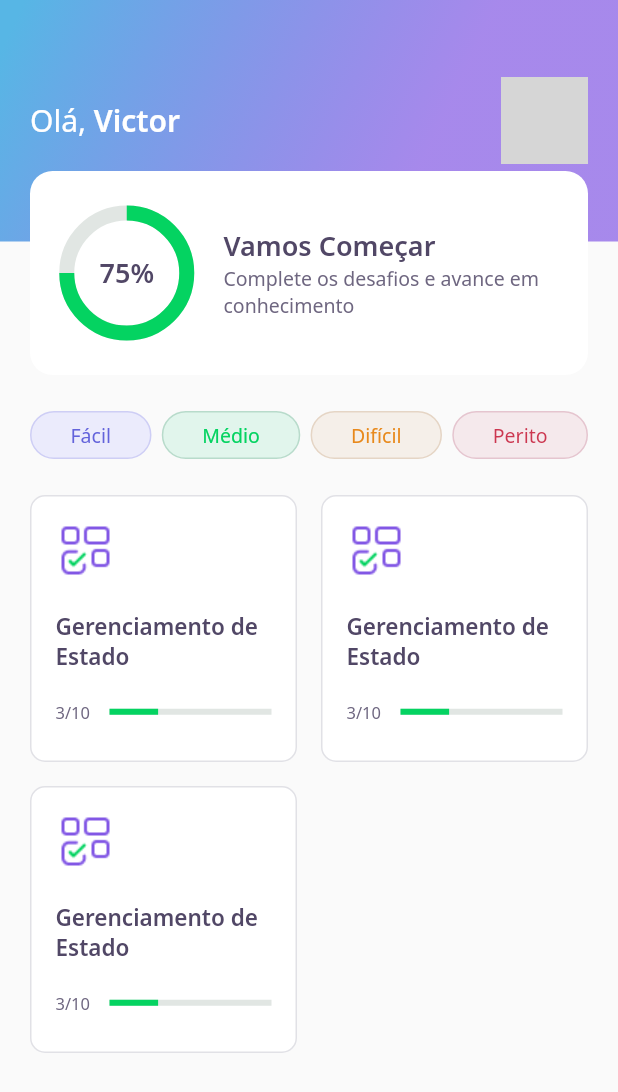
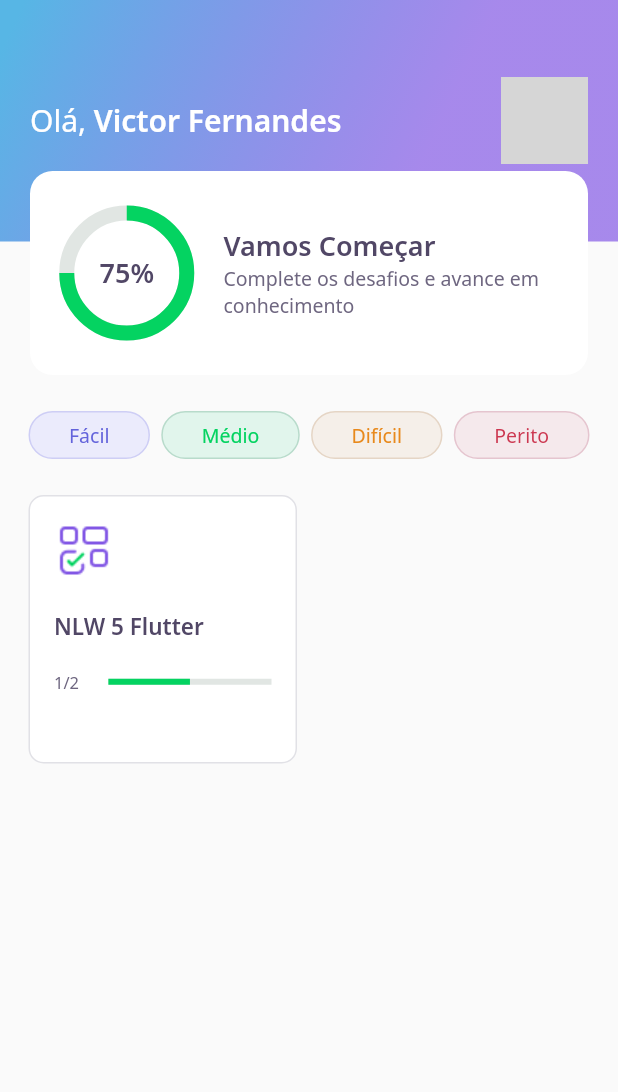
Before and after one commit to vfsouza14/dev_quiz, a Flutter app: the HomePage screen opened directly, on a phone screen of 412 x 824 dp. Shown: the top 1092 px of the screen. Run offline on Flutter 3.47's test engine with Material 2 defaults, Android fonts, the phone set to English and light mode, and no system bars; our stand-ins replace google_fonts; accounts and stored records are empty; network calls fail; grey boxes are pictures that could not be loaded.

Commit message:
Json User,Json quizz, controller

```diff
--- /dev/null
+++ b/assets/database/quizzes.json
@@ -0,0 +1,28 @@
+[
+    {
+        "title": "NLW 5 Flutter",
+        "imagem": "blocks",
+        "questionAnswered": 1,
+        "level": "facil",
+        "questions": [
+            {
+                "title": "Está curtindo o Flutter?",
+                "awnsers": [
+                            {"title": "Estou curtindo"},
+                            {"title": "Amando Flutter"},
+                            {"title": "Muito top"},
+                            {"title": "Show de Bola", "isRight": true}
+                ]
+            },
+            {
+                "title": "Está curtindo o Flutter?",
+                "awnsers": [
+                            {"title": "Estou curtindo"},
+                            {"title": "Amando Flutter"},
+                            {"title": "Muito top"},
+                            {"title": "Show de Bola", "isRight": true}
+                ]
+            }
+        ]
+    }
+]
--- /dev/null
+++ b/assets/database/user.json
@@ -0,0 +1,5 @@
+{
+    "name": "Victor Fernandes",
+    "score": 100,
+    "photoUrl": "https://media-exp1.licdn.com/dms/image/C4E03AQEBq5lrDiVa5w/profile-displayphoto-shrink_200_200/0/1609615785971?e=1624492800&v=beta&t=7aNGUgt8PLvj89_-T89UVxr6ISLtDkDQ-z-plCKbLyk"
+}
--- a/lib/core/app_widget.dart
+++ b/lib/core/app_widget.dart
@@ -1,15 +1,16 @@
 //import 'package:dev_quiz/home/home_page.dart';
 //import 'package:dev_quiz/home/home_page.dart';
 //import 'package:dev_quiz/splash/splash_page.dart';
+import 'package:dev_quiz/home/home_page.dart';
 import 'package:flutter/material.dart';
-import '../challlenge/challenge_page.dart';
+//import '../challlenge/challenge_page.dart';
 
 class AppWidget extends StatelessWidget {
   @override
   Widget build(BuildContext context) {
     return MaterialApp(
       title: "DevQuiz",
-      home: ChallengePage(),
+      home: HomePage(),
     );
   }
 }
--- /dev/null
+++ b/lib/home/home_controller.dart
@@ -0,0 +1,31 @@
+import 'package:dev_quiz/core/app_images.dart';
+import 'package:dev_quiz/home/home_state.dart';
+import 'package:dev_quiz/home/widgets/home_repository.dart';
+import 'package:dev_quiz/shared/models/awnser_model.dart';
+import 'package:dev_quiz/shared/models/question_model.dart';
+import 'package:dev_quiz/shared/models/quiz_model.dart';
+import 'package:dev_quiz/shared/models/user_model.dart';
+import 'package:flutter/foundation.dart';
+
+class HomeController {
+  final stateNotifier = ValueNotifier<HomeState>(HomeState.empty);
+  set state(HomeState state) => stateNotifier.value = state;
+  HomeState get state => stateNotifier.value;
+
+  UserModel? user;
+  List<QuizModel>? quizzes;
+
+  final repository = HomeRepository();
+
+  void getUser() async {
+    state = HomeState.loading;
+    user = await repository.getUser();
+    state = HomeState.sucess;
+  }
+
+  void getQuizzes() async {
+    state = HomeState.loading;
+    quizzes = await repository.getQuizzes();
+    state = HomeState.sucess;
+  }
+}
--- a/lib/home/home_page.dart
+++ b/lib/home/home_page.dart
@@ -1,8 +1,12 @@
+import 'package:dev_quiz/challlenge/widgets/quiz/quiz_widget.dart';
+import 'package:dev_quiz/core/app_colors.dart';
 import 'package:dev_quiz/home/widgets/level_button/level_button_widget.dart';
 import 'package:dev_quiz/home/widgets/quiz_card/quiz_card_widget.dart';
 import 'package:flutter/material.dart';
 import '../home/widgets/appbard/app_bar_widget.dart';
 import '../home/widgets/level_button/level_button_widget.dart';
+import 'home_controller.dart';
+import 'home_state.dart';
 
 class HomePage extends StatefulWidget {
   @override
@@ -10,12 +14,29 @@ class HomePage extends StatefulWidget {
 }
 
 class _HomePageState extends State<HomePage> {
+  final controller = HomeController();
+
+  @override
+  void initState() {
+    super.initState();
+    setState(() {
+      controller.getUser();
+      controller.getQuizzes();
+      controller.stateNotifier.addListener(() {
+        setState(() {});
+      });
+    });
+  }
+
   @override
   Widget build(BuildContext context) {
-    return Scaffold(
-        appBar: AppBarWidget(),
+    if (controller.state == HomeState.sucess) {
+      return Scaffold(
+        appBar: AppBarWidget(
+          user: controller.user!,
+        ), // "!" esta garantindo que não será null
         body: Padding(
-          padding: const EdgeInsets.symmetric(horizontal: 20),
+          padding: const EdgeInsets.symmetric(horizontal: 19),
           child: Column(
             children: [
               SizedBox(
@@ -46,15 +67,27 @@ class _HomePageState extends State<HomePage> {
                   crossAxisSpacing: 16,
                   mainAxisSpacing: 16,
                   crossAxisCount: 2,
-                  children: [
-                    QuizCardWidget(),
-                    QuizCardWidget(),
-                    QuizCardWidget(),
-                  ],
+                  children: controller.quizzes!.map((e) {
+                    return QuizCardWidget(
+                      title: e.title,
+                      completed: "${e.questionAnswered}/${e.questions.length}",
+                      percent: e.questionAnswered / e.questions.length,
+                    );
+                  }).toList(),
                 ),
               )
             ],
           ),
-        ));
+        ),
+      );
+    } else {
+      return Scaffold(
+        body: Center(
+          child: CircularProgressIndicator(
+            valueColor: AlwaysStoppedAnimation<Color>(AppColors.darkGreen),
+          ),
+        ),
+      );
+    }
   }
 }
--- /dev/null
+++ b/lib/home/home_state.dart
@@ -0,0 +1 @@
+enum HomeState { sucess, loading, error, empty }
--- a/lib/home/widgets/appbard/app_bar_widget.dart
+++ b/lib/home/widgets/appbard/app_bar_widget.dart
@@ -1,10 +1,13 @@
 import 'package:dev_quiz/core/app_gradients.dart';
 import 'package:dev_quiz/core/app_text_styles.dart';
 import 'package:dev_quiz/home/widgets/score_card/score_card_widget.dart';
+import 'package:dev_quiz/shared/models/user_model.dart';
 import 'package:flutter/material.dart';
 
 class AppBarWidget extends PreferredSize {
-  AppBarWidget()
+  final UserModel user;
+
+  AppBarWidget({required this.user})
       : super(
           preferredSize: Size.fromHeight(250),
           child: Container(
@@ -26,7 +29,7 @@ class AppBarWidget extends PreferredSize {
                           style: AppTextStyles.title,
                           children: [
                             TextSpan(
-                              text: "Victor",
+                              text: user.name,
                               style: AppTextStyles.titleBold,
                             )
                           ])),
@@ -36,9 +39,7 @@ class AppBarWidget extends PreferredSize {
                         decoration: BoxDecoration(
                             borderRadius: BorderRadius.circular(10),
                             image: DecorationImage(
-                              image: NetworkImage(
-                                "https://media-exp1.licdn.com/dms/image/C4E03AQEBq5lrDiVa5w/profile-displayphoto-shrink_200_200/0/1609615785971?e=1624492800&v=beta&t=7aNGUgt8PLvj89_-T89UVxr6ISLtDkDQ-z-plCKbLyk",
-                              ),
+                              image: NetworkImage(user.photoUrl),
                             )),
                       )
                     ],
--- a/lib/home/widgets/quiz_card/quiz_card_widget.dart
+++ b/lib/home/widgets/quiz_card/quiz_card_widget.dart
@@ -5,7 +5,15 @@ import 'package:flutter/material.dart';
 import 'package:dev_quiz/core/app_images.dart';
 
 class QuizCardWidget extends StatelessWidget {
-  const QuizCardWidget({Key? key}) : super(key: key);
+  final String title;
+  final String completed;
+  final double percent;
+  const QuizCardWidget({
+    Key? key,
+    required this.title,
+    required this.completed,
+    required this.percent,
+  }) : super(key: key);
 
   @override
   Widget build(BuildContext context) {
@@ -28,7 +36,7 @@ class QuizCardWidget extends StatelessWidget {
             height: 20,
           ),
           Text(
-            "Gerenciamento de Estado",
+            title,
             style: AppTextStyles.heading15,
           ),
           SizedBox(
@@ -39,13 +47,13 @@ class QuizCardWidget extends StatelessWidget {
               Expanded(
                 flex: 1,
                 child: Text(
-                  "3/10",
+                  completed,
                   style: AppTextStyles.body11,
                 ),
               ),
               Expanded(
                 flex: 3,
-                child: ProgressIndicatorWidget(value: 0.3),
+                child: ProgressIndicatorWidget(value: percent),
               ),
             ],
           ),
--- /dev/null
+++ b/lib/shared/models/quiz_model.dart
@@ -0,0 +1,66 @@
+import 'dart:convert';
+
+import 'package:dev_quiz/shared/models/question_model.dart';
+
+enum Level { facil, medio, dificil, perito }
+
+extension LevelStringExt on String {
+  Level get levelParse => {
+        "facil": Level.facil,
+        "medio": Level.medio,
+        'dificil': Level.dificil,
+        'perito': Level.perito,
+      }[this]!;
+}
+
+//mesma coisa que o levelParse mas como uma outra logica
+extension LevelExt on Level {
+  String get parse => {
+        Level.facil: "facil",
+        Level.medio: "medio",
+        Level.dificil: "dificil",
+        Level.perito: "perito",
+      }[this]!;
+}
+
+class QuizModel {
+  final String title;
+  final List<QuestionModel> questions;
+  final int questionAnswered;
+  final String imagem;
+  final Level level;
+
+  QuizModel({
+    required this.title,
+    required this.questions,
+    this.questionAnswered = 0,
+    required this.imagem,
+    required this.level,
+  });
+
+  Map<String, dynamic> toMap() {
+    return {
+      'title': title,
+      'questions': questions.map((x) => x.toMap()).toList(),
+      'questionAnswered': questionAnswered,
+      'imagem': imagem,
+      'level': level.parse,
+    };
+  }
+
+  factory QuizModel.fromMap(Map<String, dynamic> map) {
+    return QuizModel(
+      title: map['title'],
+      questions: List<QuestionModel>.from(
+          map['questions']?.map((x) => QuestionModel.fromMap(x))),
+      questionAnswered: map['questionAnswered'],
+      imagem: map['imagem'],
+      level: map['level'].toString().levelParse,
+    );
+  }
+
+  String toJson() => json.encode(toMap());
+
+  factory QuizModel.fromJson(String source) =>
+      QuizModel.fromMap(json.decode(source));
+}
--- /dev/null
+++ b/lib/shared/models/user_model.dart
@@ -0,0 +1,27 @@
+import 'dart:convert';
+
+class UserModel {
+  final String name;
+  final String photoUrl;
+  final int score;
+
+  UserModel({
+    required this.name,
+    required this.photoUrl,
+    this.score = 0,
+  });
+
+  Map<String, dynamic> toMap() {
+    return {'name': name, 'photoUrl': photoUrl, 'score': score};
+  }
+
+  factory UserModel.fromMap(Map<String, dynamic> map) {
+    return UserModel(
+        name: map['name'], photoUrl: map['photoUrl'], score: map['score']!);
+  }
+
+  String toJson() => json.encode(toMap());
+
+  factory UserModel.fromJson(String source) =>
+      UserModel.fromMap(json.decode(source));
+}
--- a/pubspec.yaml
+++ b/pubspec.yaml
@@ -18,5 +18,6 @@ dev_dependencies:
 flutter:
   assets:
     - assets/images/
+    - assets/database/
 
   uses-material-design: true
```
Also changed, not shown: lib/home/widgets/home_repository.dart (added, +21 -0 lines), lib/shared/models/awnser_model.dart (added, +30 -0 lines), lib/shared/models/question_model.dart (added, +34 -0 lines).
